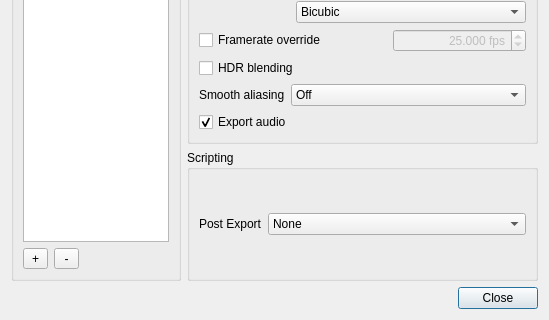
Old version of the form platform/qt/ExportSettingsDialog.ui in the repository ilia3101/MLV-App; both pictures show x 0 to 549 and y 152 to 472 of the 549 by 472 pixel window.
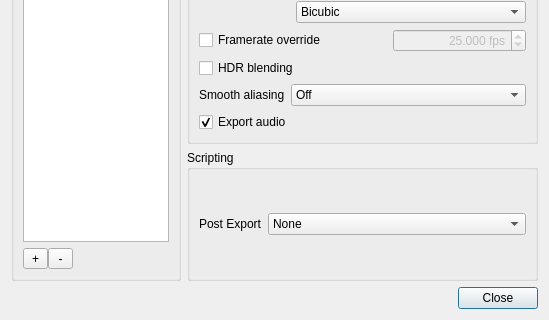
New version of the form. Icons and pictures are not drawn.

Commit message: Small design change of tool buttons

What changed in the file:
```diff
--- a/platform/qt/ExportSettingsDialog.ui
+++ b/platform/qt/ExportSettingsDialog.ui
@@ -37,8 +37,6 @@
      <property name="title">
       <string>Presets</string>
      </property>
-     <layout class="QGridLayout" name="gridLayout_6">
-      <item row="0" column="0">
        <layout class="QGridLayout" name="gridLayout_5">
         <item row="0" column="0" colspan="3">
          <widget class="QListWidget" name="listWidget">
@@ -72,6 +70,11 @@
          </widget>
         </item>
         <item row="1" column="0">
+       <layout class="QHBoxLayout" name="horizontalLayout">
+        <property name="spacing">
+         <number>0</number>
+        </property>
+        <item>
          <widget class="QToolButton" name="toolButtonAddPreset">
           <property name="minimumSize">
            <size>
@@ -93,7 +96,7 @@
           </property>
          </widget>
         </item>
-        <item row="1" column="1">
+        <item>
          <widget class="QToolButton" name="toolButtonDeletePreset">
           <property name="minimumSize">
            <size>
@@ -115,7 +118,7 @@
           </property>
          </widget>
         </item>
-        <item row="1" column="2">
+        <item>
          <spacer name="horizontalSpacer_3">
           <property name="orientation">
            <enum>Qt::Horizontal</enum>
```
Left out of the diff: 2 changed lines with no effect on the pictures. Lines whose indentation alone changed are shown as unchanged.
